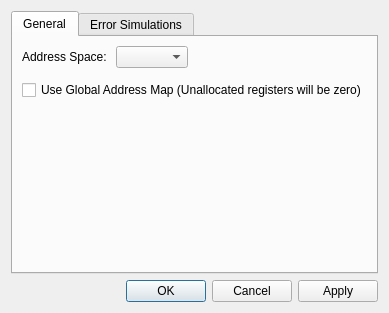
Before: the Qt Designer form src/dialogs/dialogmodbusdefinitions.ui in sanny32/OpenModSim, drawn with Qt 5.
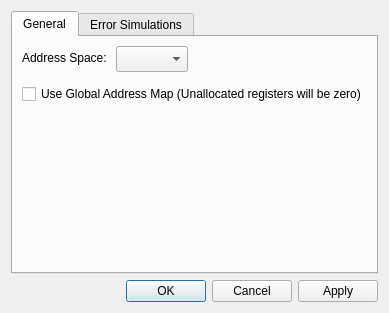
After: the same form once the commit is applied. Custom widgets are drawn as their Qt base class.

```diff
--- a/src/dialogs/dialogmodbusdefinitions.ui
+++ b/src/dialogs/dialogmodbusdefinitions.ui
@@ -41,7 +41,7 @@
            <horstretch>0</horstretch>
            <verstretch>0</verstretch>
           </sizepolicy>
-         </property>
+         </property><property name="minimumSize"><size><width>0</width><height>26</height></size></property>
         </widget>
        </item>
        <item row="1" column="0" colspan="2">
```
Left out of the diff: 2 changed lines with no effect on the pictures.
